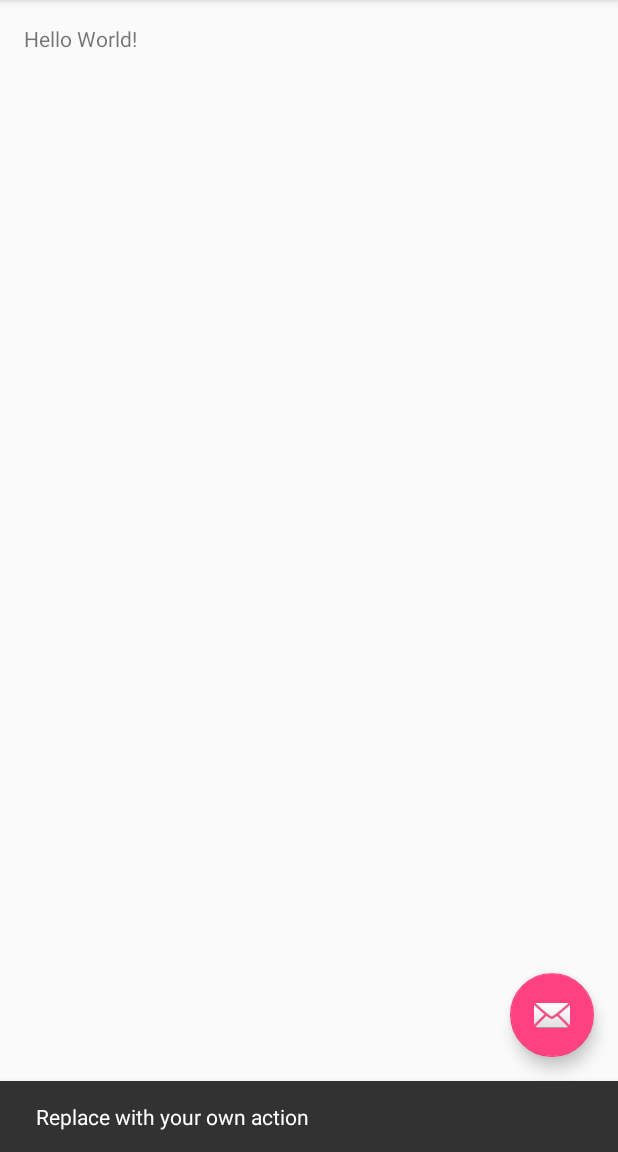
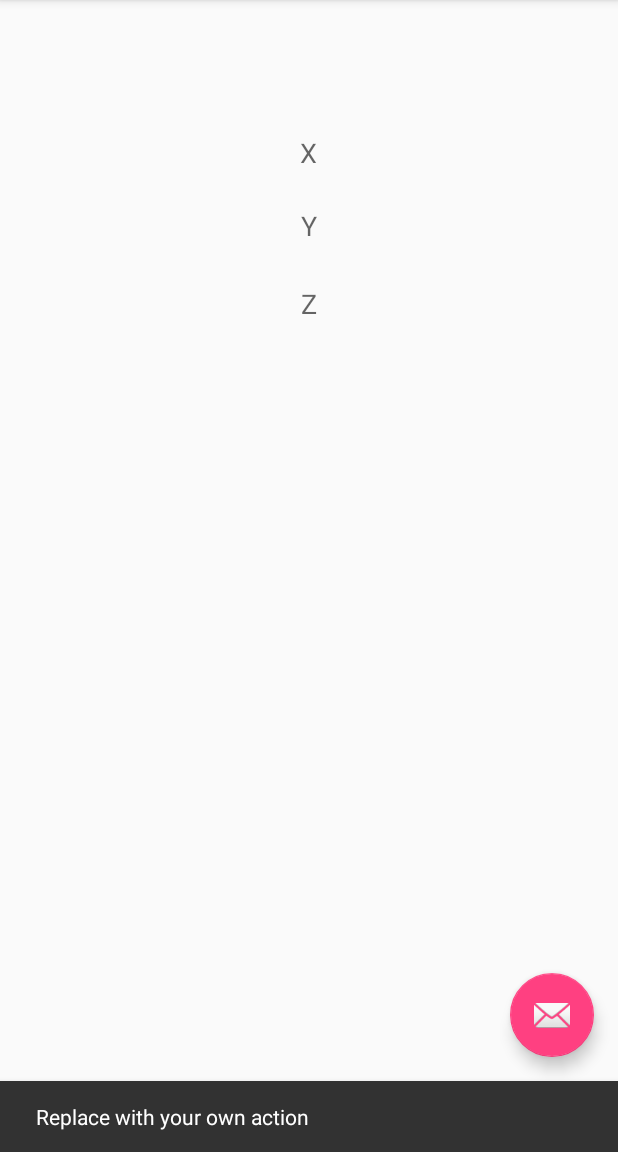
Before and after one commit to nyxxstudios/caelum, an Android app: the screen it shows after launch (MainActivity), after a tap on an icon or button, on a phone screen of 412 x 824 dp, the part 84-1236 px from its top. Run offline under Robolectric (Android 15) with nearby library versions, the phone set to English and light mode, and no system bars.

```diff
--- a/Caelum/app/src/main/java/com/nyxxstudios/caelum/MainActivity.java
+++ b/Caelum/app/src/main/java/com/nyxxstudios/caelum/MainActivity.java
@@ -9,7 +9,23 @@ import android.view.View;
 import android.view.Menu;
 import android.view.MenuItem;
 
-public class MainActivity extends AppCompatActivity {
+//Sensor classes
+import android.hardware.Sensor;
+import android.hardware.SensorManager;
+import android.hardware.SensorEvent;
+import android.hardware.SensorEventListener;
+
+import android.widget.TextView;
+
+
+
+
+public class MainActivity extends AppCompatActivity implements SensorEventListener {
+
+    private TextView XAccText, yAccText, zAccText;
+    private Sensor accSensor;
+    private SensorManager sm;
+
 
     @Override
     protected void onCreate(Bundle savedInstanceState) {
@@ -26,6 +42,33 @@ public class MainActivity extends AppCompatActivity {
                         .setAction("Action", null).show();
             }
         });
+
+        //get our Sensor Mananger
+        sm = (SensorManager) getSystemService(SENSOR_SERVICE);
+
+        //Accelerometer Sensor
+        accSensor = sm.getDefaultSensor(Sensor.TYPE_ACCELEROMETER);
+
+        //Register Sensor Listener
+        sm.registerListener(this, accSensor, SensorManager.SENSOR_DELAY_NORMAL);
+
+        //Assign TextView
+        XAccText = (TextView) findViewById(R.id.xAccText);
+        yAccText = (TextView) findViewById(R.id.yAccText);
+        zAccText = (TextView) findViewById(R.id.zAccText);
+
+    }
+
+    @Override
+    public void onAccuracyChanged(Sensor sensor, int accuracy) {
+        // Not in Use
+    }
+
+    @Override
+    public void onSensorChanged(SensorEvent event) {
+        XAccText.setText("X: " + event.values[0]);
+        yAccText.setText("Y: " + event.values[1]);
+        zAccText.setText("Z: " + event.values[2]);
     }
 
     @Override
@@ -49,4 +92,5 @@ public class MainActivity extends AppCompatActivity {
 
         return super.onOptionsItemSelected(item);
     }
+
 }
--- a/Caelum/app/src/main/res/layout/content_main.xml
+++ b/Caelum/app/src/main/res/layout/content_main.xml
@@ -15,5 +15,30 @@
     <TextView
         android:layout_width="wrap_content"
         android:layout_height="wrap_content"
-        android:text="Hello World!" />
+        android:textAppearance="?android:attr/textAppearanceMedium"
+        android:text="X"
+        android:id="@+id/xAccText"
+        android:layout_alignParentTop="true"
+        android:layout_centerHorizontal="true"
+        android:layout_marginTop="73dp" />
+
+    <TextView
+        android:layout_width="wrap_content"
+        android:layout_height="wrap_content"
+        android:textAppearance="?android:attr/textAppearanceMedium"
+        android:text="Y"
+        android:id="@+id/yAccText"
+        android:layout_below="@+id/xAccText"
+        android:layout_centerHorizontal="true"
+        android:layout_marginTop="24dp" />
+
+    <TextView
+        android:layout_width="wrap_content"
+        android:layout_height="wrap_content"
+        android:textAppearance="?android:attr/textAppearanceMedium"
+        android:text="Z"
+        android:id="@+id/zAccText"
+        android:layout_below="@+id/yAccText"
+        android:layout_centerHorizontal="true"
+        android:layout_marginTop="27dp" />
 </RelativeLayout>
```
